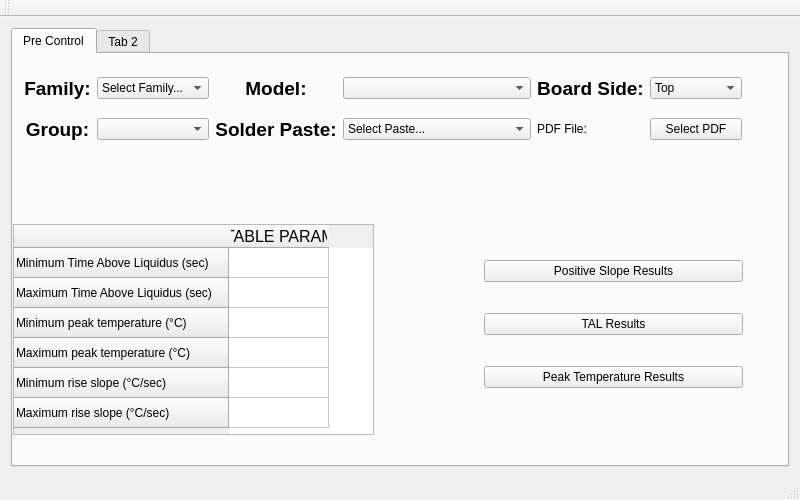
Qt form UserInterfaceQT/mainwindow.ui (nockzblack/sTostado) before a commit.
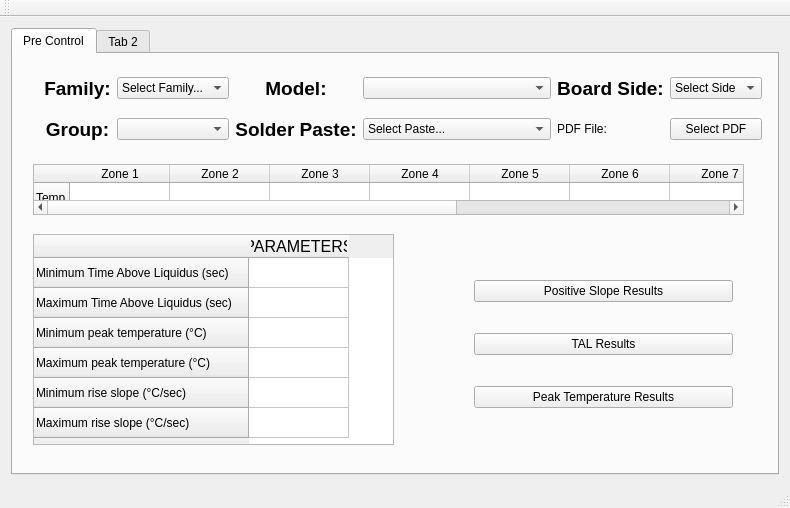
The same form after that commit.

Commit message: adding default CB values to the UI

Patch:
```diff
--- a/UserInterfaceQT/mainwindow.ui
+++ b/UserInterfaceQT/mainwindow.ui
@@ -6,8 +6,8 @@
    <rect>
     <x>0</x>
     <y>0</y>
-    <width>800</width>
-    <height>500</height>
+    <width>790</width>
+    <height>508</height>
    </rect>
   </property>
   <property name="windowTitle">
@@ -27,7 +27,7 @@
        <widget class="QWidget" name="gridLayoutWidget">
         <property name="geometry">
          <rect>
-          <x>0</x>
+          <x>20</x>
           <y>0</y>
           <width>740</width>
           <height>101</height>
@@ -99,6 +99,11 @@
          </item>
          <item row="0" column="5">
           <widget class="QComboBox" name="boardSideCB">
+           <item>
+            <property name="text">
+             <string>Select Side</string>
+            </property>
+           </item>
            <item>
             <property name="text">
              <string>Top</string>
@@ -195,8 +200,8 @@
        <widget class="QTableWidget" name="parametersTW">
         <property name="geometry">
          <rect>
-          <x>0</x>
-          <y>170</y>
+          <x>20</x>
+          <y>180</y>
           <width>361</width>
           <height>211</height>
          </rect>
@@ -233,7 +238,7 @@
         </row>
         <column>
          <property name="text">
-          <string notr="true">ACCEPTABLE PARAMETERS</string>
+          <string notr="true">PARAMETERS</string>
          </property>
          <property name="font">
           <font>
@@ -245,8 +250,8 @@
        <widget class="QWidget" name="verticalLayoutWidget">
         <property name="geometry">
          <rect>
-          <x>460</x>
-          <y>170</y>
+          <x>450</x>
+          <y>190</y>
           <width>281</width>
           <height>201</height>
          </rect>
@@ -275,6 +280,71 @@
          </item>
         </layout>
        </widget>
+       <widget class="QTableWidget" name="tempTW">
+        <property name="geometry">
+         <rect>
+          <x>20</x>
+          <y>110</y>
+          <width>711</width>
+          <height>51</height>
+         </rect>
+        </property>
+        <row>
+         <property name="text">
+          <string>Temp</string>
+         </property>
+        </row>
+        <column>
+         <property name="text">
+          <string>Zone 1</string>
+         </property>
+        </column>
+        <column>
+         <property name="text">
+          <string>Zone 2</string>
+         </property>
+        </column>
+        <column>
+         <property name="text">
+          <string>Zone 3</string>
+         </property>
+        </column>
+        <column>
+         <property name="text">
+          <string>Zone 4</string>
+         </property>
+        </column>
+        <column>
+         <property name="text">
+          <string>Zone 5</string>
+         </property>
+        </column>
+        <column>
+         <property name="text">
+          <string>Zone 6</string>
+         </property>
+        </column>
+        <column>
+         <property name="text">
+          <string>Zone 7</string>
+         </property>
+        </column>
+        <column>
+         <property name="text">
+          <string>Zone 8</string>
+         </property>
+        </column>
+        <column>
+         <property name="text">
+          <string>Zone 9</string>
+         </property>
+        </column>
+        <column>
+         <property name="text">
+          <string>Zone 10</string>
+         </property>
+        </column>
+       </widget>
       </widget>
       <widget class="QWidget" name="tab_2">
        <attribute name="title">
```
Left out of the diff: 2 changed lines with no effect on the pictures.
